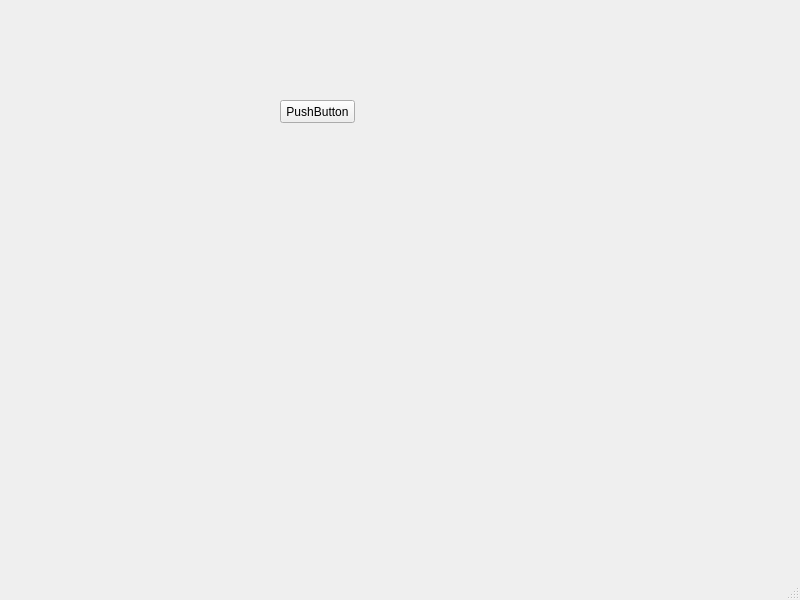
Above: resistors_calculator.ui from 997volt/resistors_calculator before the change. Below: the same form after it.
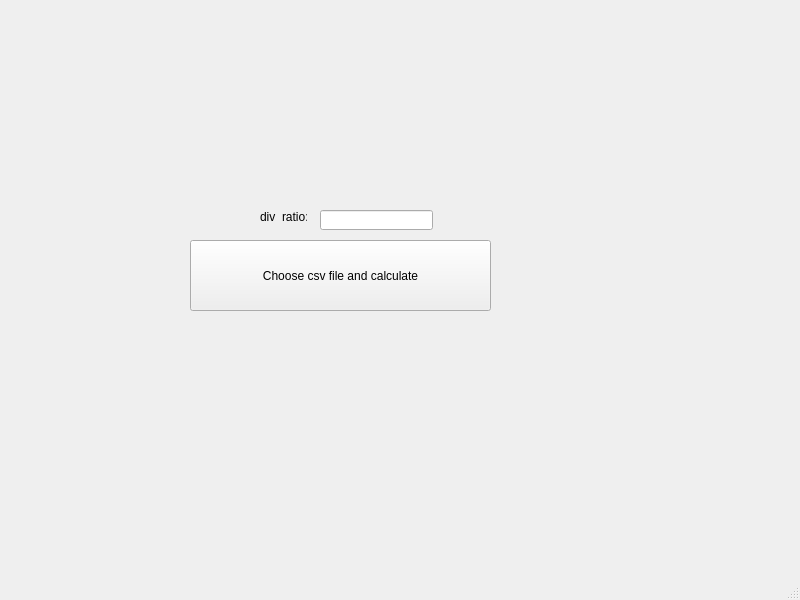
That is the form after the change.

Commit message: add resistors_search function

```diff
--- a/resistors_calculator.ui
+++ b/resistors_calculator.ui
@@ -17,14 +17,37 @@
    <widget class="QPushButton" name="pushButton">
     <property name="geometry">
      <rect>
-      <x>280</x>
-      <y>100</y>
-      <width>75</width>
-      <height>23</height>
+      <x>190</x>
+      <y>240</y>
+      <width>301</width>
+      <height>71</height>
      </rect>
     </property>
     <property name="text">
-     <string>PushButton</string>
+     <string>Choose csv file and calculate</string>
+    </property>
+   </widget>
+   <widget class="QLineEdit" name="divider_lineEdit">
+    <property name="geometry">
+     <rect>
+      <x>320</x>
+      <y>210</y>
+      <width>113</width>
+      <height>20</height>
+     </rect>
+    </property>
+   </widget>
+   <widget class="QLabel" name="divider_label">
+    <property name="geometry">
+     <rect>
+      <x>260</x>
+      <y>210</y>
+      <width>47</width>
+      <height>13</height>
+     </rect>
+    </property>
+    <property name="text">
+     <string>div_ratio:</string>
     </property>
    </widget>
   </widget>
```
Left out of the diff: 2 changed lines with no effect on the pictures. The commit also changes 4 other files.
